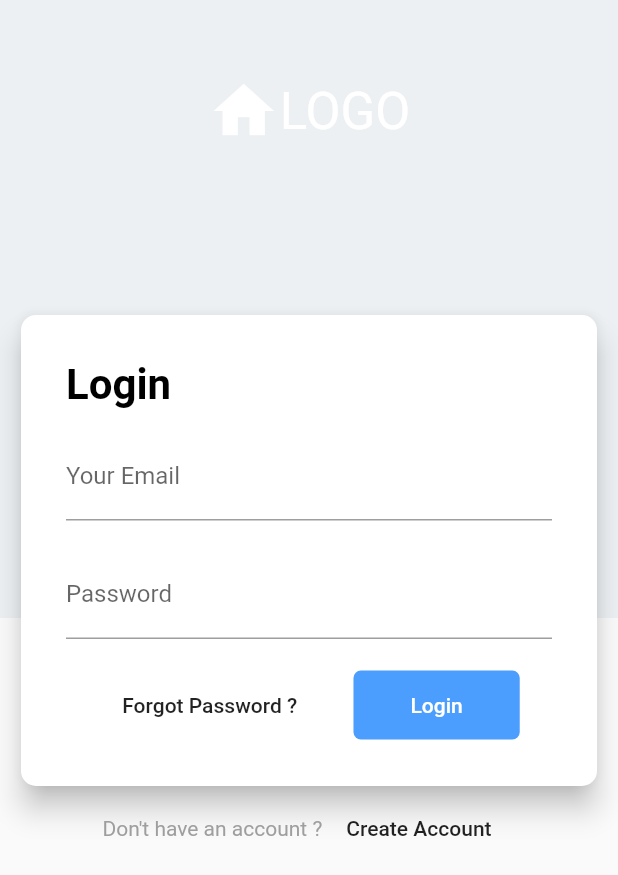
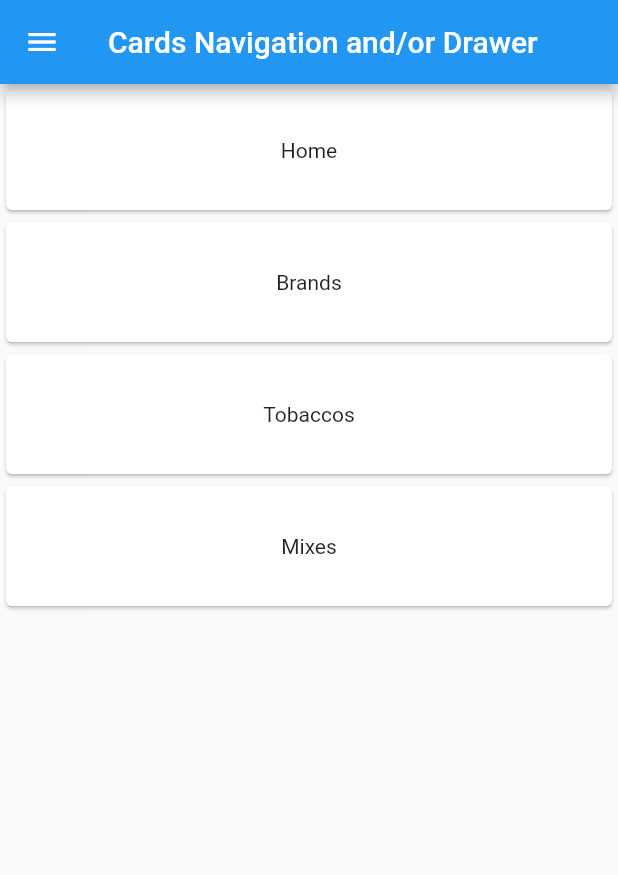
Before and after one commit to alexandrosyiangou/hookah-nation-client-app, a Flutter app: the screen it shows after launch, after a tap on "Login", on a phone screen of 412 x 824 dp. Shown: the top 875 px of the screen. Run offline on Flutter 3.47's test engine with Material 2 defaults, Android fonts, the phone set to English and light mode, and no system bars; our stand-ins replace bloc, equatable, firebase_auth, flutter_bloc; accounts and stored records are empty; network calls fail.

Commit message:
Sample Home Screen

```diff
--- a/lib/src/screens/AuthorizationScreen.dart
+++ b/lib/src/screens/AuthorizationScreen.dart
@@ -3,6 +3,7 @@ import 'package:flutter_bloc/flutter_bloc.dart';
 import 'package:hookah_nation_client_app/src/blocs/AuthBloc.dart';
 import 'package:hookah_nation_client_app/src/blocs/AuthEvent.dart';
 import 'package:hookah_nation_client_app/src/blocs/AuthState.dart';
+import 'package:hookah_nation_client_app/src/screens/HomeScreen.dart';
 
 enum AuthMode { LOGIN, SINGUP, FORGOTPASSWORD }
 
@@ -142,7 +143,10 @@ class AuthorizationScreenState extends State<AuthorizationScreen> {
                             left: 38, right: 38, top: 15, bottom: 15),
                         shape: RoundedRectangleBorder(
                             borderRadius: BorderRadius.circular(5)),
-                        onPressed: () => BlocProvider.of<AuthBloc>(context)..add(Login(username: _loginEmailController.text, password: _loginPasswordController.text)),
+                        onPressed: () {
+                          BlocProvider.of<AuthBloc>(context)..add(Login(username: _loginEmailController.text, password: _loginPasswordController.text));
+                          Navigator.push(context, MaterialPageRoute(builder: (BuildContext context) => HomeScreen()));
+                        }
                       )
                     ],
                   )
@@ -252,7 +256,12 @@ class AuthorizationScreenState extends State<AuthorizationScreen> {
                             left: 38, right: 38, top: 15, bottom: 15),
                         shape: RoundedRectangleBorder(
                             borderRadius: BorderRadius.circular(5)),
-                        onPressed: () => BlocProvider.of<AuthBloc>(context)..add(Signup(username: _signupEmailController.text, password: _signupPasswordController.text)),
+                        onPressed: () {
+                          BlocProvider.of<AuthBloc>(context)..add(Signup(username: _signupEmailController.text, password: _signupPasswordController.text));
+                          setState(() {
+                            _authMode = AuthMode.LOGIN;
+                          });
+                        }
                       ),
                     ],
                   ),
--- /dev/null
+++ b/lib/src/screens/HomeScreen.dart
@@ -0,0 +1,27 @@
+import 'package:flutter/material.dart';
+
+class HomeScreen extends StatelessWidget {
+  @override
+  Widget build(BuildContext context) {
+    return Scaffold(
+      appBar: AppBar(
+        title: Text('Cards Navigation and/or Drawer')
+      ),
+      drawer: Drawer(
+        child: ListView(
+          children: ['Home', 'Brands', 'Tobaccos', 'Mixes'].map((option) => ListTile(
+            title: Text(option)
+          )).toList(),
+        ),
+      ),
+      body: ListView(
+        children: ['Home', 'Brands', 'Tobaccos', 'Mixes'].map((option) => Card(
+          child: Center(
+            heightFactor: 5,
+            child: Text(option)
+          ),
+        )).toList(),
+      ),
+    );
+  }
+}
```
